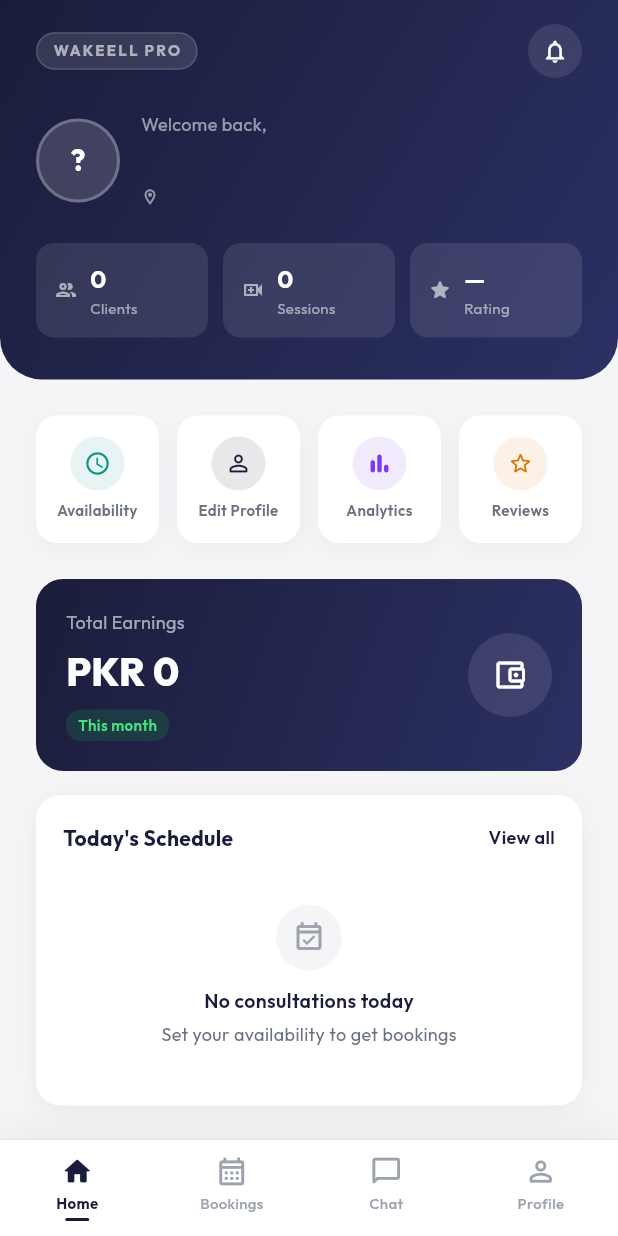
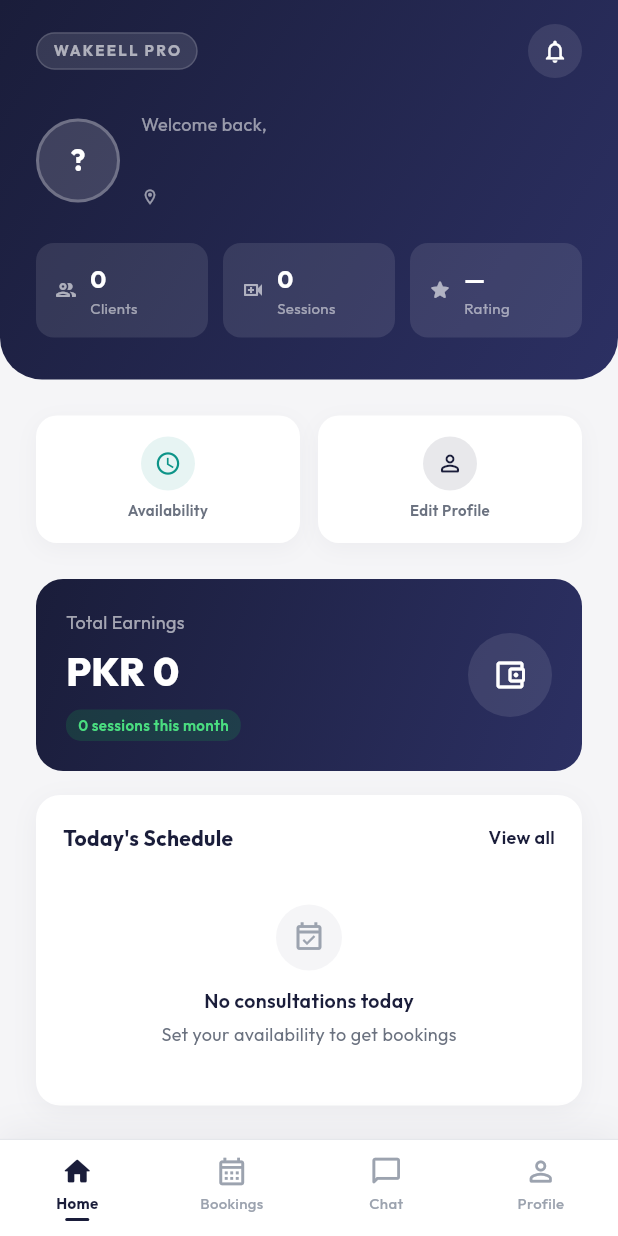
Before and after one commit to sobanqazi69/wakeell.com, a Flutter app: the LawyerMainScreen screen opened directly, on a phone screen of 412 x 824 dp. Run offline on Flutter 3.47's test engine with Material 3 defaults, Android fonts, the phone set to English and light mode, and no system bars; our stand-ins replace dio, equatable, firebase_core, firebase_messaging, flutter_bloc, flutter_local_notifications and 9 more; missing offline and left inert: livekit_client; accounts and stored records are empty; network calls fail.

```diff
--- a/frontend/lib/features/lawyer/presentation/screens/lawyer_home_tab.dart
+++ b/frontend/lib/features/lawyer/presentation/screens/lawyer_home_tab.dart
@@ -10,6 +10,8 @@
 import '../../../booking/presentation/cubits/lawyer_bookings_cubit.dart';
 import '../../../booking/presentation/cubits/lawyer_bookings_state.dart';
 import '../../../booking/data/models/booking_model.dart';
+import '../cubits/lawyer_profile_cubit.dart';
+import '../cubits/lawyer_profile_state.dart';
 
 class LawyerHomeTab extends StatelessWidget {
   final void Function(int) onNavigate;
@@ -27,6 +29,21 @@
     return BlocBuilder<AuthCubit, AuthState>(
       builder: (context, state) {
         final user = context.read<AuthCubit>().currentUser;
+
+        return BlocBuilder<LawyerProfileCubit, LawyerProfileState>(
+          builder: (context, profileState) {
+            final lawyer = switch (profileState) {
+              LawyerProfileLoaded s       => s.lawyer,
+              LawyerProfileSaving s       => s.lawyer,
+              LawyerProfileAvatarUpdating s => s.lawyer,
+              _ => null,
+            };
+
+        return BlocBuilder<LawyerBookingsCubit, LawyerBookingsState>(
+          builder: (context, bookingState) {
+            final bookings = bookingState is LawyerBookingsLoaded ? bookingState.bookings : <BookingModel>[];
+            final totalSessions = bookings.length;
+            final uniqueClients = bookings.map((b) => b.clientId).toSet().length;
 
         return CustomScrollView(
           slivers: [
@@ -123,11 +140,11 @@
                   ]),
                   const SizedBox(height: 22),
                   Row(children: [
-                    _HeroStat(icon: Icons.people_outline_rounded, label: 'Clients', value: '0'),
+                    _HeroStat(icon: Icons.people_outline_rounded, label: 'Clients', value: '$uniqueClients'),
                     const SizedBox(width: 10),
-                    _HeroStat(icon: Icons.video_call_outlined, label: 'Sessions', value: '0'),
+                    _HeroStat(icon: Icons.video_call_outlined, label: 'Sessions', value: '$totalSessions'),
                     const SizedBox(width: 10),
-                    _HeroStat(icon: Icons.star_rounded, label: 'Rating', value: '—'),
+                    _HeroStat(icon: Icons.star_rounded, label: 'Rating', value: lawyer?.ratingDisplay ?? '—'),
                   ]),
                 ]),
               ),
@@ -143,15 +160,20 @@
                   _QuickAction(icon: Icons.schedule_outlined, label: 'Availability', color: const Color(0xFF0D9488), onTap: () => Navigator.pushNamed(context, AppRoutes.lawyerAvailability)),
                   const SizedBox(width: 12),
                   _QuickAction(icon: Icons.person_outline_rounded, label: 'Edit Profile', color: AppColors.navy, onTap: () => Navigator.pushNamed(context, AppRoutes.lawyerProfileEdit)),
-                  const SizedBox(width: 12),
-                  _QuickAction(icon: Icons.bar_chart_rounded, label: 'Analytics', color: const Color(0xFF7C3AED), onTap: () {}),
-                  const SizedBox(width: 12),
-                  _QuickAction(icon: Icons.star_border_rounded, label: 'Reviews', color: const Color(0xFFD97706), onTap: () {}),
+                  // const SizedBox(width: 12),
+                  // _QuickAction(icon: Icons.bar_chart_rounded, label: 'Analytics', color: const Color(0xFF7C3AED), onTap: () {}),
+                  // const SizedBox(width: 12),
+                  // _QuickAction(icon: Icons.star_border_rounded, label: 'Reviews', color: const Color(0xFFD97706),
+                  //   onTap: () {
+                  //     if (lawyer != null) {
+                  //       Navigator.pushNamed(context, AppRoutes.lawyerDetail, arguments: lawyer.id);
+                  //     }
+                  //   }),
                 ]),
                 const SizedBox(height: 24),
 
                 // ── Earnings card ────────────────────────────────────────
-                _EarningsCard(),
+                _EarningsCard(bookings: bookings, hourlyRate: lawyer?.hourlyRate ?? 0),
                 const SizedBox(height: 16),
 
                 // ── Today's schedule ─────────────────────────────────────
@@ -162,11 +184,11 @@
                 _SectionTitle('This Month'),
                 const SizedBox(height: 12),
                 Row(children: [
-                  Expanded(child: _MiniStat(label: 'Bookings', value: '0', icon: Icons.calendar_month_outlined, color: AppColors.navy)),
+                  Expanded(child: _MiniStat(label: 'Bookings', value: '$totalSessions', icon: Icons.calendar_month_outlined, color: AppColors.navy)),
                   const SizedBox(width: 10),
-                  Expanded(child: _MiniStat(label: 'Completed', value: '0', icon: Icons.check_circle_outline_rounded, color: const Color(0xFF16A34A))),
+                  Expanded(child: _MiniStat(label: 'Completed', value: '${bookings.where((b) => b.status == 'completed').length}', icon: Icons.check_circle_outline_rounded, color: const Color(0xFF16A34A))),
                   const SizedBox(width: 10),
-                  Expanded(child: _MiniStat(label: 'Pending', value: '0', icon: Icons.hourglass_bottom_outlined, color: const Color(0xFFD97706))),
+                  Expanded(child: _MiniStat(label: 'Pending', value: '${bookings.where((b) => b.status == 'pending').length}', icon: Icons.hourglass_bottom_outlined, color: const Color(0xFFD97706))),
                 ]),
                 const SizedBox(height: 16),
 
@@ -177,6 +199,8 @@
             ),
           ],
         );
+          }); // LawyerBookingsCubit builder
+          }); // LawyerProfileCubit builder
       },
     );
   }
@@ -221,9 +245,30 @@
 }
 
 class _EarningsCard extends StatelessWidget {
-  const _EarningsCard();
+  final List<BookingModel> bookings;
+  final double hourlyRate;
+  const _EarningsCard({required this.bookings, required this.hourlyRate});
+
   @override
   Widget build(BuildContext context) {
+    final now = DateTime.now();
+    final thisMonthCompleted = bookings.where((b) {
+      if (b.status != 'completed') return false;
+      try {
+        final parts = b.date.split('-');
+        if (parts.length < 3) return false;
+        return int.parse(parts[0]) == now.year && int.parse(parts[1]) == now.month;
+      } catch (_) { return false; }
+    }).toList();
+
+    // Earnings = hourlyRate × (duration in hours) per completed session
+    final totalEarnings = thisMonthCompleted.fold<double>(
+      0, (sum, b) => sum + hourlyRate * (b.duration / 60),
+    );
+    final earningsStr = totalEarnings == 0
+        ? 'PKR 0'
+        : 'PKR ${totalEarnings.toStringAsFixed(0)}';
+
     return Container(
       padding: const EdgeInsets.all(20),
       decoration: BoxDecoration(
@@ -234,11 +279,15 @@
         Expanded(child: Column(crossAxisAlignment: CrossAxisAlignment.start, children: [
           Text('Total Earnings', style: GoogleFonts.outfit(fontSize: 12, color: Colors.white60)),
           const SizedBox(height: 4),
-          Text('PKR 0', style: GoogleFonts.outfit(fontSize: 26, fontWeight: FontWeight.w800, color: Colors.white)),
+          Text(earningsStr, style: GoogleFonts.outfit(fontSize: 26, fontWeight: FontWeight.w800, color: Colors.white)),
           const SizedBox(height: 6),
           Row(children: [
-            Container(padding: const EdgeInsets.symmetric(horizontal: 8, vertical: 3), decoration: BoxDecoration(color: const Color(0xFF16A34A).withValues(alpha: 0.2), borderRadius: BorderRadius.circular(10)),
-              child: Text('This month', style: GoogleFonts.outfit(fontSize: 10, color: const Color(0xFF4ADE80), fontWeight: FontWeight.w600))),
+            Container(
+              padding: const EdgeInsets.symmetric(horizontal: 8, vertical: 3),
+              decoration: BoxDecoration(color: const Color(0xFF16A34A).withValues(alpha: 0.2), borderRadius: BorderRadius.circular(10)),
+              child: Text('${thisMonthCompleted.length} session${thisMonthCompleted.length == 1 ? '' : 's'} this month',
+                style: GoogleFonts.outfit(fontSize: 10, color: const Color(0xFF4ADE80), fontWeight: FontWeight.w600)),
+            ),
           ]),
         ])),
         Container(
--- a/frontend/lib/features/lawyer/presentation/screens/lawyer_main_screen.dart
+++ b/frontend/lib/features/lawyer/presentation/screens/lawyer_main_screen.dart
@@ -8,6 +8,8 @@
 import '../../../booking/data/repositories/booking_repository.dart';
 import '../../../booking/presentation/cubits/lawyer_bookings_cubit.dart';
 import '../../../chat/presentation/cubits/chat_unread_cubit.dart';
+import '../../data/repositories/lawyer_repository.dart';
+import '../cubits/lawyer_profile_cubit.dart';
 import 'lawyer_home_tab.dart';
 import 'lawyer_bookings_tab.dart';
 import 'lawyer_chat_tab.dart';
@@ -29,6 +31,7 @@
   Widget build(BuildContext context) {
     return MultiBlocProvider(
       providers: [
+        BlocProvider(create: (_) => LawyerProfileCubit(getIt<LawyerRepository>(), getIt())..load()),
         BlocProvider(create: (_) => LawyerBookingsCubit(getIt<BookingRepository>())..load()),
         BlocProvider(create: (ctx) => ChatUnreadCubit(
           getIt<SocketService>(),
```
